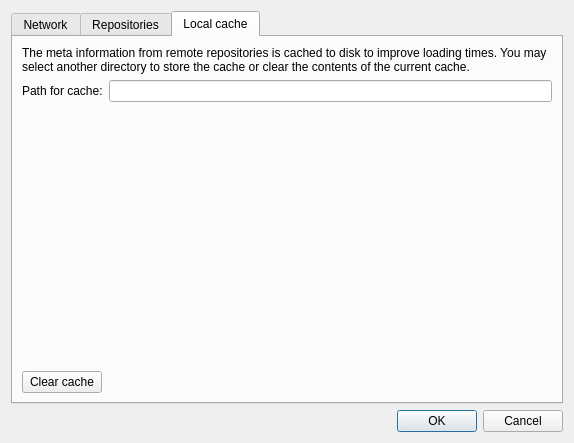
Before: the Qt Designer form src/sdk/settingsdialog.ui in qtproject/installer-framework, drawn with Qt 5.
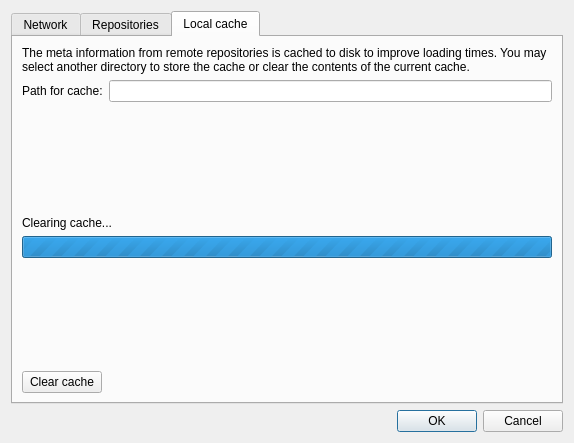
After: the same form once the commit is applied. The open tabs and pages were chosen to show the change.

Commit message: Metadata cache: clear cache in a separate thread

```diff
--- a/src/sdk/settingsdialog.ui
+++ b/src/sdk/settingsdialog.ui
@@ -303,6 +303,42 @@
          </item>
         </layout>
        </item>
+       <item>
+        <spacer name="verticalSpacer_3">
+         <property name="orientation">
+          <enum>Qt::Vertical</enum>
+         </property>
+         <property name="sizeHint" stdset="0">
+          <size>
+           <width>20</width>
+           <height>40</height>
+          </size>
+         </property>
+        </spacer>
+       </item>
+       <item>
+        <widget class="QLabel" name="m_clearCacheProgressLabel">
+         <property name="text">
+          <string>Clearing cache...</string>
+         </property>
+        </widget>
+       </item>
+       <item>
+        <widget class="QProgressBar" name="m_clearCacheProgressBar">
+         <property name="enabled">
+          <bool>true</bool>
+         </property>
+         <property name="maximum">
+          <number>0</number>
+         </property>
+         <property name="value">
+          <number>-1</number>
+         </property>
+         <property name="format">
+          <string>%p%</string>
+         </property>
+        </widget>
+       </item>
        <item>
         <spacer name="verticalSpacer">
          <property name="orientation">
```
The commit also changes 5 other files.
